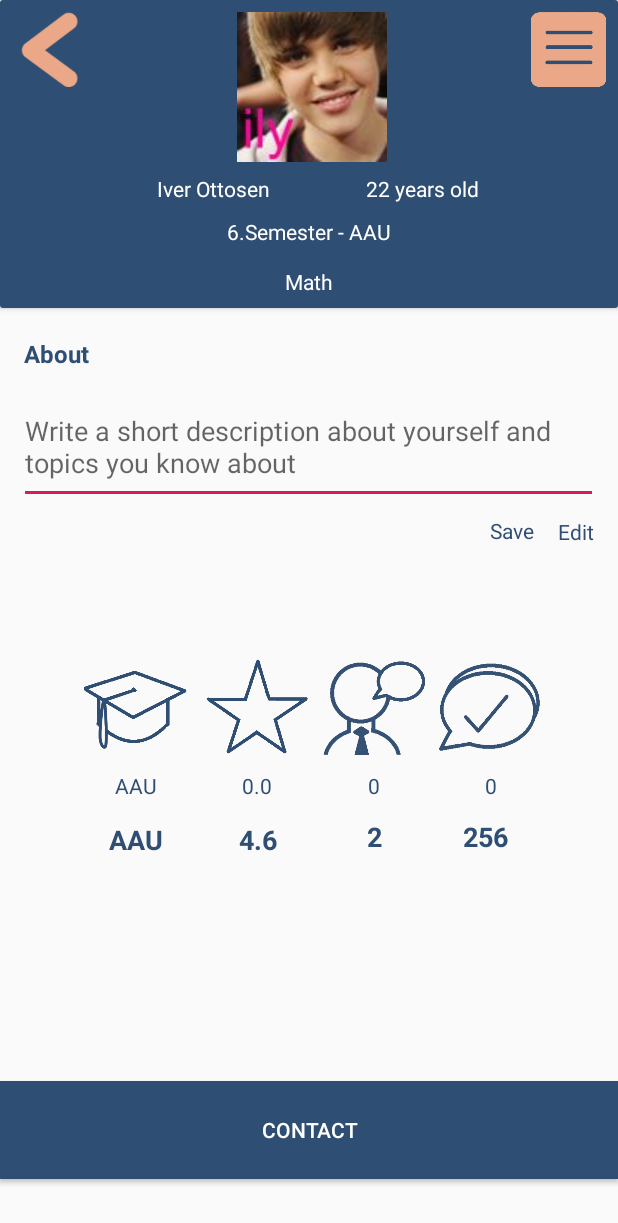
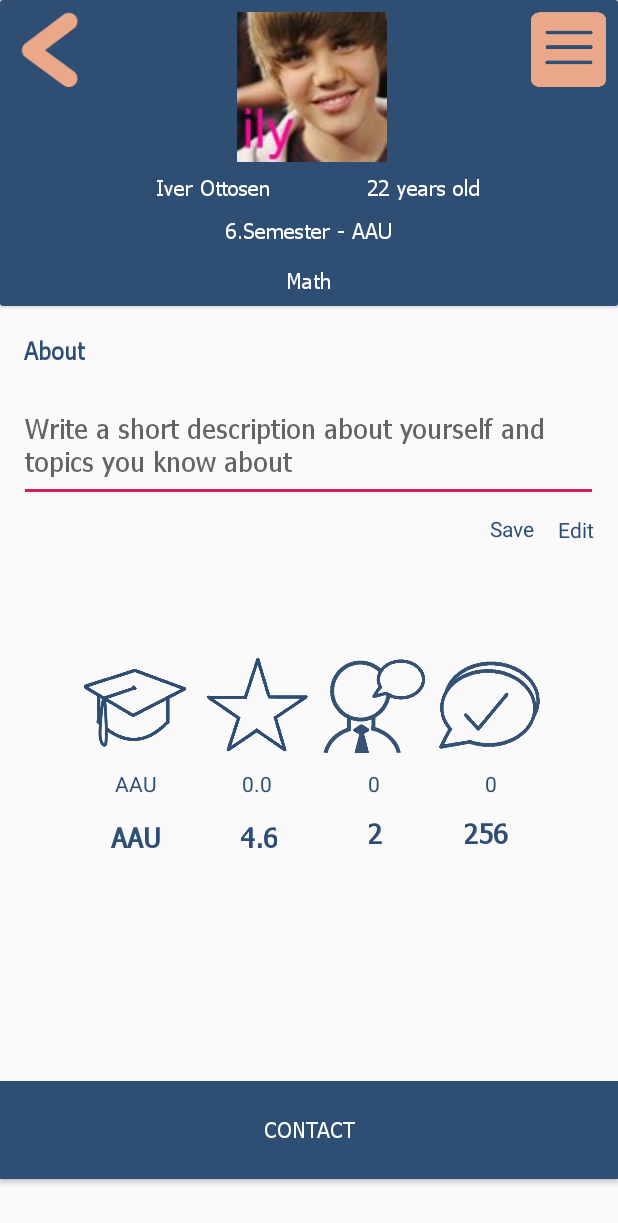
Before and after one commit to bjornwinther/P2, an Android app: the Profile screen opened directly, with no data from a screen before it, on a phone screen of 412 x 824 dp. Shown: the top 1223 px of the screen. Run offline under Robolectric (Android 15) with nearby library versions, the light colour scheme and no system bars.

Commit message:
small changes

```diff
--- a/app/src/main/res/layout/activity_answers.xml
+++ b/app/src/main/res/layout/activity_answers.xml
@@ -53,6 +53,7 @@
                 android:id="@+id/textView5"
                 android:layout_width="wrap_content"
                 android:layout_height="wrap_content"
+                android:fontFamily="@font/tahoma"
                 android:text="Answers"
                 android:textColor="#FFFFFF"
                 android:textSize="24sp"
@@ -209,6 +210,7 @@
         android:layout_marginEnd="16dp"
         android:layout_marginBottom="16dp"
         android:background="@drawable/button_background"
+        android:fontFamily="@font/tahoma"
         android:text="Answer"
         android:textColor="#FFFFFF"
         android:textSize="18sp"
--- a/app/src/main/res/layout/activity_init_answer.xml
+++ b/app/src/main/res/layout/activity_init_answer.xml
@@ -55,8 +55,9 @@
                 android:id="@+id/postAnswerTitle"
                 android:layout_width="wrap_content"
                 android:layout_height="wrap_content"
+                android:fontFamily="@font/tahoma"
+                android:gravity="center"
                 android:text="Post an answer"
-                android:gravity="center"
                 android:textColor="#FFFFFF"
                 android:textSize="24sp"
                 app:layout_constraintBottom_toBottomOf="parent"
@@ -94,6 +95,7 @@
         android:layout_marginEnd="8dp"
         android:layout_marginBottom="16dp"
         android:background="@drawable/button_background"
+        android:fontFamily="@font/tahoma"
         android:text="Post Answer"
         android:textColor="#FFFFFF"
         android:textSize="24sp"
--- a/app/src/main/res/layout/activity_profile.xml
+++ b/app/src/main/res/layout/activity_profile.xml
@@ -61,6 +61,7 @@
                 android:layout_height="wrap_content"
                 android:layout_marginStart="32dp"
                 android:layout_marginTop="8dp"
+                android:fontFamily="@font/tahoma"
                 android:text="TextView"
                 android:textColor="#FFFFFF"
                 app:layout_constraintEnd_toEndOf="@+id/profilePic"
@@ -72,11 +73,10 @@
                 android:layout_width="wrap_content"
                 android:layout_height="wrap_content"
                 android:layout_marginStart="8dp"
-                android:layout_marginLeft="8dp"
                 android:layout_marginTop="16dp"
                 android:layout_marginEnd="8dp"
-                android:layout_marginRight="8dp"
                 android:layout_marginBottom="8dp"
+                android:fontFamily="@font/tahoma"
                 android:text="TextView"
                 android:textColor="#FFFFFF"
                 app:layout_constraintBottom_toBottomOf="@+id/profileMajor"
@@ -92,6 +92,7 @@
                 android:layout_marginStart="8dp"
                 android:layout_marginTop="8dp"
                 android:layout_marginEnd="32dp"
+                android:fontFamily="@font/tahoma"
                 android:text="TextView"
                 android:textColor="#FFFFFF"
                 app:layout_constraintEnd_toStartOf="@+id/profileAge"
@@ -103,11 +104,10 @@
                 android:layout_width="wrap_content"
                 android:layout_height="wrap_content"
                 android:layout_marginStart="8dp"
-                android:layout_marginLeft="8dp"
                 android:layout_marginTop="70dp"
                 android:layout_marginEnd="8dp"
-                android:layout_marginRight="8dp"
                 android:layout_marginBottom="8dp"
+                android:fontFamily="@font/tahoma"
                 android:text="TextView"
                 android:textColor="#FFFFFF"
                 app:layout_constraintBottom_toBottomOf="parent"
@@ -140,11 +140,10 @@
         android:layout_width="wrap_content"
         android:layout_height="wrap_content"
         android:layout_marginStart="8dp"
-        android:layout_marginLeft="8dp"
         android:layout_marginTop="13dp"
         android:layout_marginEnd="8dp"
-        android:layout_marginRight="8dp"
         android:layout_marginBottom="8dp"
+        android:fontFamily="@font/tahoma"
         android:text="About"
         android:textColor="#2F4E73"
         android:textSize="16dp"
@@ -165,6 +164,7 @@
         android:layout_marginEnd="8dp"
         android:layout_marginBottom="8dp"
         android:ems="10"
+        android:fontFamily="@font/tahoma"
         android:hint="Write a short description about yourself and topics you know about"
         android:inputType="textMultiLine"
         app:layout_constraintBottom_toBottomOf="parent"
@@ -220,6 +220,7 @@
         android:layout_height="wrap_content"
         android:layout_marginTop="8dp"
         android:layout_marginBottom="8dp"
+        android:fontFamily="@font/tahoma"
         android:gravity="center"
         android:text="AAU"
         android:textColor="#2F4E73"
@@ -248,6 +249,7 @@
         android:layout_width="wrap_content"
         android:layout_height="wrap_content"
         android:layout_marginTop="8dp"
+        android:fontFamily="@font/tahoma"
         android:gravity="center"
         android:text="4.6"
         android:textColor="#2F4E73"
@@ -277,6 +279,7 @@
         android:layout_width="wrap_content"
         android:layout_height="wrap_content"
         android:layout_marginTop="12dp"
+        android:fontFamily="@font/tahoma"
         android:gravity="center"
         android:text="2"
         android:textColor="#2F4E73"
@@ -305,6 +308,7 @@
         android:layout_height="wrap_content"
         android:layout_marginTop="12dp"
         android:layout_marginBottom="8dp"
+        android:fontFamily="@font/tahoma"
         android:gravity="center"
         android:text="256"
         android:textColor="#2F4E73"
@@ -366,6 +370,7 @@
         android:layout_marginTop="357dp"
         android:layout_marginBottom="24dp"
         android:background="#2F4E73"
+        android:fontFamily="@font/tahoma"
         android:text="Contact"
         android:textColor="#ffffff"
         app:layout_constraintBottom_toBottomOf="parent"
```
